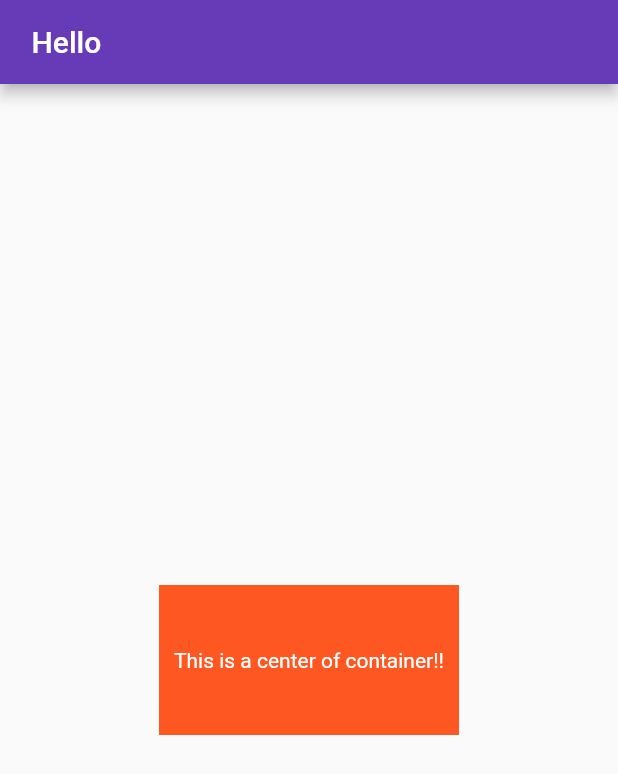
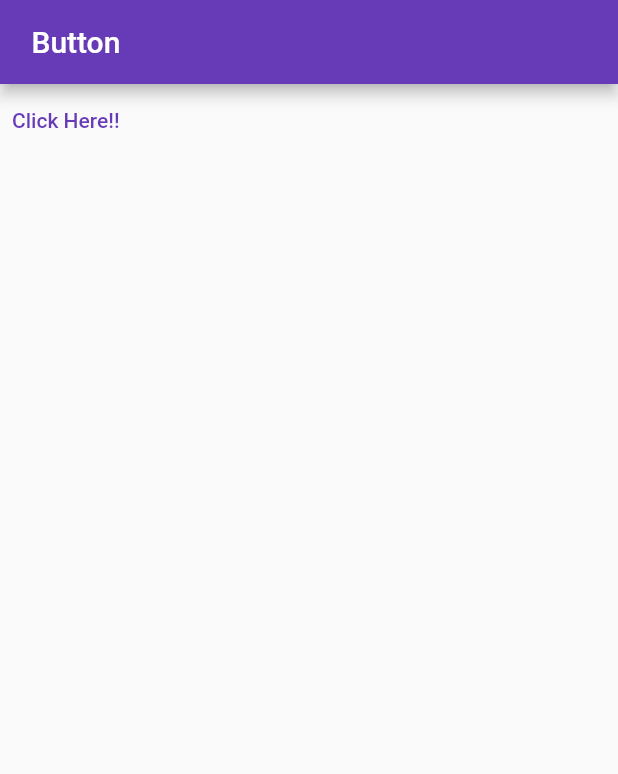
Before and after one commit to kotdroidA/my_app, a Flutter app: the screen it shows after launch, on a phone screen of 412 x 824 dp. Shown: the top 774 px of the screen. Run offline on Flutter 3.47's test engine with Material 2 defaults, Android fonts, the phone set to English and light mode, and no system bars.

Commit message:
Text button

```diff
--- a/lib/main.dart
+++ b/lib/main.dart
@@ -54,16 +54,17 @@ class _MyHomePageState extends State<MyHomePage> {
       appBar: AppBar(
         // Here we take the value from the MyHomePage object that was created by
         // the App.build method, and use it to set our appbar title.
-        title: Text(' Hello '),
+        title: Text(' Button '),
       ),
-      body: Center(
-        child: Container(
-          width: 200,
-          height: 100,
-          color: Colors.deepOrange,
-          child: Center(child: Text("This is a center of container!!", style: TextStyle(color: Colors.white),)),
-        ),
-      )
+      body:TextButton(
+         child: Text('Click Here!!'),
+        onPressed: (){
+           print("Text Button Tapped!!");
+        },
+        onLongPress: (){
+           print("Long Pressed!");
+        },
+      ),
       );
 
   }
```
